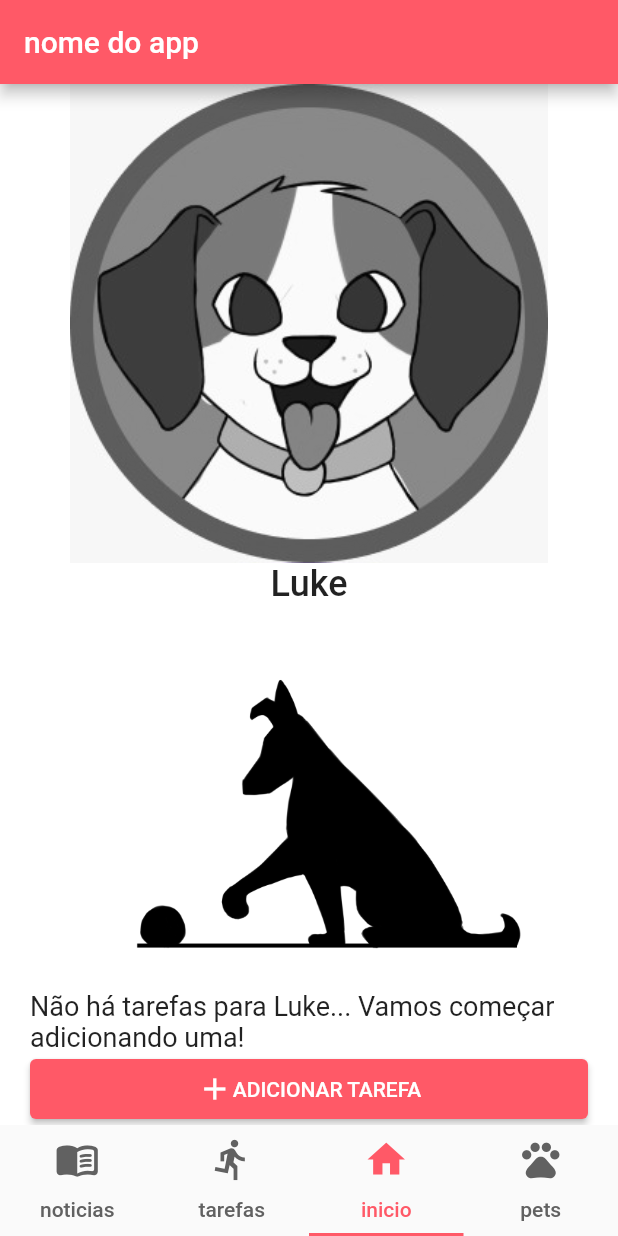
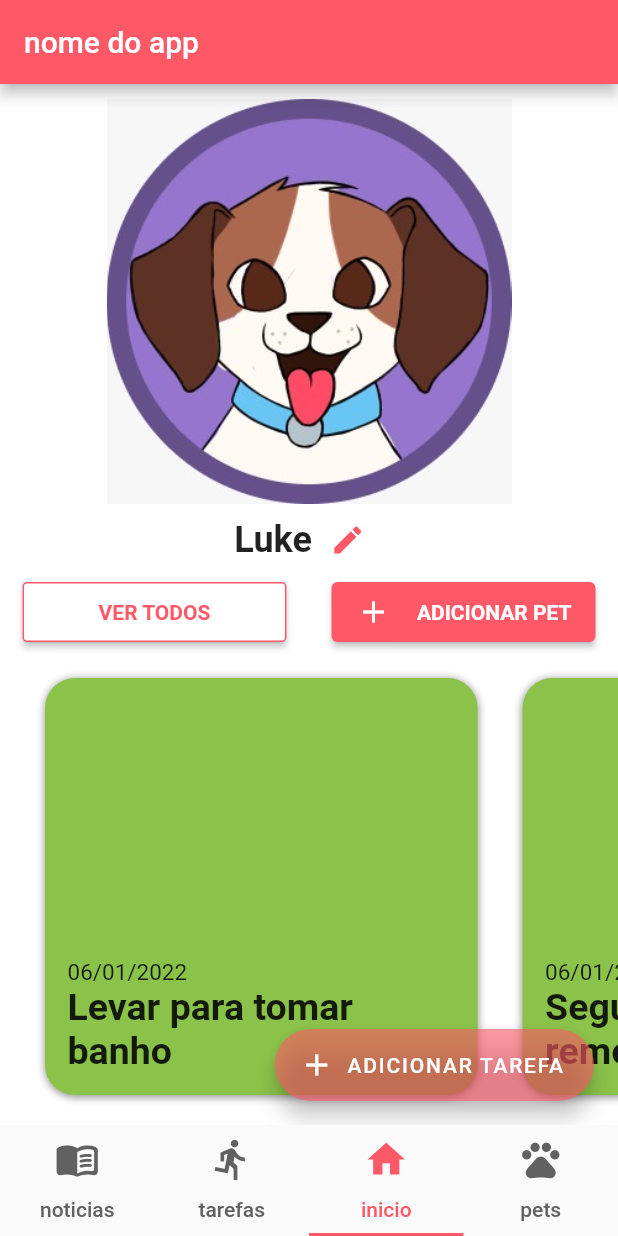
Before and after one commit to VitorEstevam/app-pets, a Flutter app: the screen it shows after launch, on a phone screen of 412 x 824 dp. Run offline on Flutter 3.47's test engine with Material 2 defaults, Android fonts, the phone set to English and light mode, and no system bars; our stand-ins replace flutter_mobx, google_fonts, mobx; missing offline and left inert: dart:ffi; generated files the repository leaves out were written again.

Commit message:
more modifications that i'm able to describe ;)

```diff
--- a/lib/consts/routes.dart
+++ b/lib/consts/routes.dart
@@ -1,4 +1,4 @@
-import 'package:app_pets/pages/page%20pets/page_home.dart';
+import 'package:app_pets/pages/page_home/subpages/page_home/page_home.dart';
 import 'package:app_pets/pages/tab_bar_handler.dart';
 import 'package:flutter/material.dart';
 
--- a/lib/consts/theme.dart
+++ b/lib/consts/theme.dart
@@ -1,4 +1,5 @@
 import 'package:flutter/material.dart';
+import 'package:google_fonts/google_fonts.dart';
 
 ThemeData theme = ThemeData(
   backgroundColor: Colors.white,
@@ -20,4 +21,5 @@ ThemeData theme = ThemeData(
       900: Color.fromRGBO(255, 89, 103, 1),
     },
   ),
+  textTheme: GoogleFonts.robotoTextTheme(),
 );
--- a/lib/pages/page pets/page_home.dart
+++ /dev/null
@@ -1,176 +0,0 @@
-import 'dart:convert';
-
-import 'package:app_pets/classes/task.dart';
-import 'package:app_pets/pages/page%20pets/subpages/page_add_task/page_add_task.dart';
-import 'package:app_pets/stores/example/store_tasks.dart';
-import 'package:app_pets/widgets/image_loader.dart';
-import 'package:flutter/material.dart';
-import 'package:flutter_mobx/flutter_mobx.dart';
-import 'package:mobx/mobx.dart';
-import 'package:provider/src/provider.dart';
-
-class PageHome extends StatelessWidget {
-  const PageHome({Key? key}) : super(key: key);
-
-  @override
-  Widget build(BuildContext context) {
-    return Scaffold(
-      backgroundColor: Theme.of(context).backgroundColor,
-      appBar: AppBar(
-        title: const Text("nome do app"),
-      ),
-      body: Column(
-        mainAxisAlignment: MainAxisAlignment.center,
-        children: <Widget>[
-          Expanded(
-            flex: 1,
-            child: Container(
-              width: double.infinity,
-              child: const PetsPart(),
-            ),
-          ),
-          Expanded(
-            flex: 1,
-            child: Container(
-              width: double.infinity,
-              child: const TaskPart(),
-            ),
-          ),
-        ],
-      ),
-    );
-  }
-}
-
-class TaskPart extends StatefulWidget {
-  const TaskPart({
-    Key? key,
-  }) : super(key: key);
-
-  @override
-  State<TaskPart> createState() => _TaskPartState();
-}
-
-class _TaskPartState extends State<TaskPart> {
-  @override
-  Widget build(BuildContext context) {
-    return Observer(builder: (context) {
-      return Padding(
-        padding: const EdgeInsets.symmetric(horizontal: 20.0),
-        child: Column(
-          mainAxisAlignment: MainAxisAlignment.start,
-          children: [
-            Expanded(child: const TaskViewer()),
-            ElevatedButton(
-              onPressed: () {
-                Navigator.pushNamed(context, "page_add_task");
-              },
-              child: SizedBox(
-                height: 40,
-                child: Row(
-                  mainAxisAlignment: MainAxisAlignment.center,
-                  children: const [
-                    Icon(Icons.add),
-                    Text("ADICIONAR TAREFA"),
-                  ],
-                ),
-              ),
-            ),
-          ],
-        ),
-      );
-    });
-  }
-}
-
-class TaskViewer extends StatefulWidget {
-  const TaskViewer({Key? key}) : super(key: key);
-
-  @override
-  State<TaskViewer> createState() => _TaskViewerState();
-}
-
-class _TaskViewerState extends State<TaskViewer> {
-  @override
-  Widget build(BuildContext context) {
-    final tasks = Provider.of<StoreTasks>(context);
-    return Observer(builder: (context) {
-      return Container(
-        child: tasks.tasks.isEmpty
-            ? const EmptyTasks()
-            : Container(
-                child: ListView.builder(
-                scrollDirection: Axis.vertical,
-                itemCount: tasks.tasks.length,
-                itemBuilder: (context, i) {
-                  return ListTile(
-                    title: Container(
-                        child: Text(json.encode(tasks.tasks[i].title))),
-                  );
-                },
-              )),
-      );
-    });
-  }
-}
-
-class EmptyTasks extends StatelessWidget {
-  const EmptyTasks({
-    Key? key,
-  }) : super(key: key);
-
-  @override
-  Widget build(BuildContext context) {
-    return Column(
-      children: [
-        const Expanded(
-          child: FittedBox(
-            fit: BoxFit.fitHeight,
-            alignment: Alignment.topCenter,
-            child: ImageLoader("lib/assets/placeholderTask.png"),
-          ),
-        ),
-        Container(height: 10),
-        const Text(
-          "Não há tarefas para Luke... Vamos começar adicionando uma!",
-          style: TextStyle(
-            fontSize: 18,
-            fontWeight: FontWeight.w400,
-          ),
-        ),
-      ],
-    );
-  }
-}
-
-class PetsPart extends StatelessWidget {
-  const PetsPart({
-    Key? key,
-  }) : super(key: key);
-
-  @override
-  Widget build(BuildContext context) {
-    return Column(children: [
-      Expanded(
-        child: Container(
-          foregroundDecoration: const BoxDecoration(
-            color: Colors.grey,
-            backgroundBlendMode: BlendMode.saturation,
-          ),
-          child: const FittedBox(
-            fit: BoxFit.fitHeight,
-            alignment: Alignment.bottomCenter,
-            child: ImageLoader("lib/assets/dog1.jpeg"),
-          ),
-        ),
-      ),
-      const Text(
-        "Luke",
-        style: TextStyle(
-          fontSize: 24,
-          fontWeight: FontWeight.w500,
-        ),
-      )
-    ]);
-  }
-}
--- a/lib/pages/page pets/router_page_home.dart
+++ b/lib/pages/page_home/router_page_home.dart
@@ -1,5 +1,5 @@
-import 'package:app_pets/pages/page%20pets/page_home.dart';
-import 'package:app_pets/pages/page%20pets/subpages/page_add_task/page_add_task.dart';
+import 'package:app_pets/pages/page_home/subpages/page_home/page_home.dart';
+import 'package:app_pets/pages/page_home/subpages/page_add_task/page_add_task.dart';
 import 'package:flutter/material.dart';
 
 class RouterPageHome extends StatefulWidget {
--- a/lib/pages/page pets/subpages/page_add_task/page_add_task.dart
+++ b/lib/pages/page_home/subpages/page_add_task/page_add_task.dart
@@ -48,12 +48,12 @@ class _PageAddTaskState extends State<PageAddTask> {
   void submitForm() {
     if (_formKey.currentState!.validate()) {
       ScaffoldMessenger.of(context).showSnackBar(
-        const SnackBar(content: Text('Task salva')),
+        const SnackBar(content: Text('Task salva'), duration: Duration(milliseconds: 500)),
       );
       var task = TaskUnique(title!, date!);
       context.read<StoreTasks>().insert(task);
       Future.delayed(
-          const Duration(milliseconds: 800), () => {Navigator.pop(context)});
+          const Duration(milliseconds: 500), () => {Navigator.pop(context)});
     }
   }
 
@@ -100,9 +100,10 @@ class _PageAddTaskState extends State<PageAddTask> {
           ),
         ],
       ),
-      floatingActionButton: FloatingActionButton(
+      floatingActionButton: FloatingActionButton.extended(
         onPressed: submitForm,
-        child: const Icon(Icons.save),
+        label: const Text("SALVAR"),
+        icon: const Icon(Icons.save),
       ),
     );
   }
--- a/lib/pages/page pets/subpages/page_add_task/widgets/period_selector.dart
+++ b/lib/pages/page_home/subpages/page_add_task/widgets/period_selector.dart
@@ -1,4 +1,4 @@
-import 'package:app_pets/pages/page%20pets/subpages/page_add_task/widgets/date_picker.dart';
+import 'package:app_pets/pages/page_home/subpages/page_add_task/widgets/date_picker.dart';
 import 'package:flutter/cupertino.dart';
 import 'package:flutter/material.dart';
 
--- /dev/null
+++ b/lib/pages/page_home/subpages/page_home/page_home.dart
@@ -0,0 +1,106 @@
+import 'package:flutter/material.dart';
+
+import 'widgets/pet_picture.dart';
+import 'widgets/task_view.dart';
+
+class PageHome extends StatelessWidget {
+  const PageHome({Key? key}) : super(key: key);
+
+  @override
+  Widget build(BuildContext context) {
+    return Scaffold(
+      backgroundColor: Theme.of(context).backgroundColor,
+      floatingActionButton: FloatingActionButton.extended(
+        onPressed: () => Navigator.pushNamed(context, "page_add_task"),
+        label: Text('ADICIONAR TAREFA'),
+        icon: Icon(Icons.add),
+      ),
+      appBar: AppBar(
+        title: const Text("nome do app"),
+      ),
+      body: Column(
+        mainAxisAlignment: MainAxisAlignment.center,
+        children: <Widget>[
+          Container(height: 10),
+          const Expanded(
+            flex: 2,
+            child: SizedBox(
+              width: double.infinity,
+              child: PetPicture(),
+            ),
+          ),
+          const MainButtons(),
+          const Expanded(
+            flex: 2,
+            child: Padding(
+              padding: EdgeInsets.symmetric(vertical: 10),
+              child: SizedBox(
+                width: double.infinity,
+                child: TaskViewer(),
+              ),
+            ),
+          ),
+        ],
+      ),
+    );
+  }
+}
+
+class MainButtons extends StatelessWidget {
+  const MainButtons({
+    Key? key,
+  }) : super(key: key);
+
+  @override
+  Widget build(BuildContext context) {
+    return Row(
+      children: [
+        Expanded(
+          child: Padding(
+            padding: const EdgeInsets.symmetric(horizontal: 15.0),
+            child: ElevatedButton(
+              style: ButtonStyle(
+                foregroundColor: MaterialStateProperty.all<Color>(
+                  (Theme.of(context).primaryColor),
+                ),
+                backgroundColor: MaterialStateProperty.all<Color>(
+                  Colors.white,
+                ),
+                shape: MaterialStateProperty.all<RoundedRectangleBorder>(
+                  RoundedRectangleBorder(
+                    borderRadius: BorderRadius.circular(3),
+                    side: BorderSide(color: Theme.of(context).primaryColor),
+                  ),
+                ),
+              ),
+              onPressed: () {},
+              child: const SizedBox(
+                height: 40,
+                child: Center(
+                  child: Text("VER TODOS", style:TextStyle(fontWeight: FontWeight.bold)),
+                ),
+              ),
+            ),
+          ),
+        ),
+        Expanded(
+          child: Padding(
+            padding: const EdgeInsets.symmetric(horizontal: 15.0),
+            child: ElevatedButton(
+                onPressed: () {},
+                child: SizedBox(
+                  height: 40,
+                  child: Row(
+                    mainAxisAlignment: MainAxisAlignment.spaceBetween,
+                    children: const [
+                      Icon(Icons.add),
+                      Text("ADICIONAR PET", style:TextStyle(fontWeight: FontWeight.bold)),
+                    ],
+                  ),
+                )),
+          ),
+        ),
+      ],
+    );
+  }
+}
--- /dev/null
+++ b/lib/pages/page_home/subpages/page_home/widgets/card_task.dart
@@ -0,0 +1,59 @@
+import 'package:app_pets/classes/task.dart';
+import 'package:flutter/material.dart';
+import 'package:intl/intl.dart';
+
+class CardTask extends StatelessWidget {
+  const CardTask({
+    Key? key,
+    required this.task,
+  }) : super(key: key);
+
+  final Task task;
+
+  @override
+  Widget build(BuildContext context) {
+    var _task = task as TaskUnique;
+
+    return Padding(
+      padding: const EdgeInsets.only(left: 30.0),
+      child: SizedBox.fromSize(
+        child: Padding(
+          padding: const EdgeInsets.symmetric(vertical:10.0),
+          child: Container(
+            height: 50,
+            width: MediaQuery.of(context).size.width * 0.7,
+            decoration: const BoxDecoration(
+              boxShadow: [
+                BoxShadow(
+                  color: Colors.black45,
+                  blurRadius: 4,
+                  // spreadRadius: 4,
+                  offset: Offset(0, 1), // Shadow position
+                ),
+              ],
+              borderRadius: BorderRadius.all(Radius.circular(20.0)),
+              color: Colors.lightGreen, // pet color here
+            ),
+            child: Padding(
+              padding: const EdgeInsets.all(15.0),
+              child: Column(
+                mainAxisAlignment: MainAxisAlignment.end,
+                crossAxisAlignment: CrossAxisAlignment.start,
+                children: [
+                  Text(
+                    DateFormat('dd/MM/yyyy').format(_task.subTask.dateToDo),
+                    style: const TextStyle(fontSize: 15),
+                  ),
+                  Text(_task.title,
+                      style: const TextStyle(fontSize: 25, fontWeight:FontWeight.bold),
+                      maxLines: 2,
+                      overflow: TextOverflow.ellipsis),
+                ],
+              ),
+            ),
+          ),
+        ),
+      ),
+    );
+  }
+}
--- /dev/null
+++ b/lib/pages/page_home/subpages/page_home/widgets/empty_tasks.dart
@@ -0,0 +1,31 @@
+import 'package:app_pets/widgets/image_loader.dart';
+import 'package:flutter/material.dart';
+
+class EmptyTasks extends StatelessWidget {
+  const EmptyTasks({
+    Key? key,
+  }) : super(key: key);
+
+  @override
+  Widget build(BuildContext context) {
+    return Column(
+      children: [
+        const Expanded(
+          child: FittedBox(
+            fit: BoxFit.fitHeight,
+            alignment: Alignment.topCenter,
+            child: ImageLoader("lib/assets/placeholderTask.png"),
+          ),
+        ),
+        Container(height: 10),
+        const Text(
+          "Não há tarefas para Luke... Vamos começar adicionando uma!",
+          style: TextStyle(
+            fontSize: 18,
+            fontWeight: FontWeight.w400,
+          ),
+        ),
+      ],
+    );
+  }
+}
--- /dev/null
+++ b/lib/pages/page_home/subpages/page_home/widgets/pet_picture.dart
@@ -0,0 +1,41 @@
+import 'package:app_pets/widgets/image_loader.dart';
+import 'package:flutter/material.dart';
+
+class PetPicture extends StatelessWidget {
+  const PetPicture({
+    Key? key,
+  }) : super(key: key);
+
+  @override
+  Widget build(BuildContext context) {
+    return Column(children: [
+      const Expanded(
+        child: FittedBox(
+          fit: BoxFit.fitHeight,
+          alignment: Alignment.bottomCenter,
+          child: ImageLoader("lib/assets/dog1.jpeg"),
+        ),
+      ),
+      Row(
+        mainAxisAlignment: MainAxisAlignment.center,
+        children: [
+          const Text(
+            "Luke",
+            style: TextStyle(
+              fontSize: 24,
+              fontWeight: FontWeight.bold,
+            ),
+          ),
+          IconButton(
+            splashRadius:20.0,
+            onPressed: () {},
+            icon: Icon(
+              Icons.edit,
+              color: Theme.of(context).primaryColor,
+            ),
+          )
+        ],
+      )
+    ]);
+  }
+}
--- /dev/null
+++ b/lib/pages/page_home/subpages/page_home/widgets/task_view.dart
@@ -0,0 +1,36 @@
+import 'package:app_pets/stores/example/store_tasks.dart';
+import 'package:flutter/material.dart';
+import 'package:flutter_mobx/flutter_mobx.dart';
+import 'package:provider/provider.dart';
+
+import '../page_home.dart';
+import 'card_task.dart';
+import 'empty_tasks.dart';
+
+class TaskViewer extends StatefulWidget {
+  const TaskViewer({Key? key}) : super(key: key);
+
+  @override
+  State<TaskViewer> createState() => _TaskViewerState();
+}
+
+class _TaskViewerState extends State<TaskViewer> {
+  @override
+  Widget build(BuildContext context) {
+    final tasks = Provider.of<StoreTasks>(context);
+    return Observer(builder: (context) {
+      return Container(
+        child: tasks.tasks.isEmpty
+            ? const EmptyTasks()
+            : ListView.builder(
+                physics: const BouncingScrollPhysics(),
+                scrollDirection: Axis.horizontal,
+                itemCount: tasks.tasks.length,
+                itemBuilder: (context, i) {
+                  return CardTask(task: tasks.tasks[i]);
+                },
+              ),
+      );
+    });
+  }
+}
--- a/lib/pages/tab_bar_handler.dart
+++ b/lib/pages/tab_bar_handler.dart
@@ -1,5 +1,5 @@
-import 'package:app_pets/pages/page%20pets/router_page_home.dart';
-import 'package:app_pets/pages/page%20pets/page_home.dart';
+import 'package:app_pets/pages/page_home/router_page_home.dart';
+import 'package:app_pets/pages/page_home/subpages/page_home/page_home.dart';
 import 'package:flutter/material.dart';
 
 class TabBarHandler extends StatelessWidget {
--- a/lib/stores/example/store_tasks.dart
+++ b/lib/stores/example/store_tasks.dart
@@ -10,7 +10,7 @@ class StoreTasks = _StoreTasks with _$StoreTasks;
 // Create the class
 abstract class _StoreTasks with Store {
   @observable
-  ObservableList<Task> tasks = ObservableList<Task>();
+  ObservableList<Task> tasks = ObservableList<Task>.of([TaskUnique("Levar para tomar banho", DateTime.now()), TaskUnique("Segunda dose do remédio de verme", DateTime.now())]);
 
   @action
   void insert(Task t) {
--- a/pubspec.yaml
+++ b/pubspec.yaml
@@ -33,6 +33,7 @@ dependencies:
   mobx: ^2.0.0
   flutter_mobx: ^2.0.0
   intl: ^0.17.0 #formatter
+  google_fonts: ^2.1.0
 
   # The following adds the Cupertino Icons font to your application.
   # Use with the CupertinoIcons class for iOS style icons.
```
Also changed, not shown: lib/pages/page_home/subpages/page_add_task/widgets/date_picker.dart (renamed from lib/pages/page pets/subpages/page_add_task/widgets/date_picker.dart), lib/pages/page_home/subpages/page_add_task/widgets/pet_selector.dart (renamed from lib/pages/page pets/subpages/page_add_task/widgets/pet_selector.dart), lib/pages/page_home/subpages/page_add_task/widgets/title_field.dart (renamed from lib/pages/page pets/subpages/page_add_task/widgets/title_field.dart).
